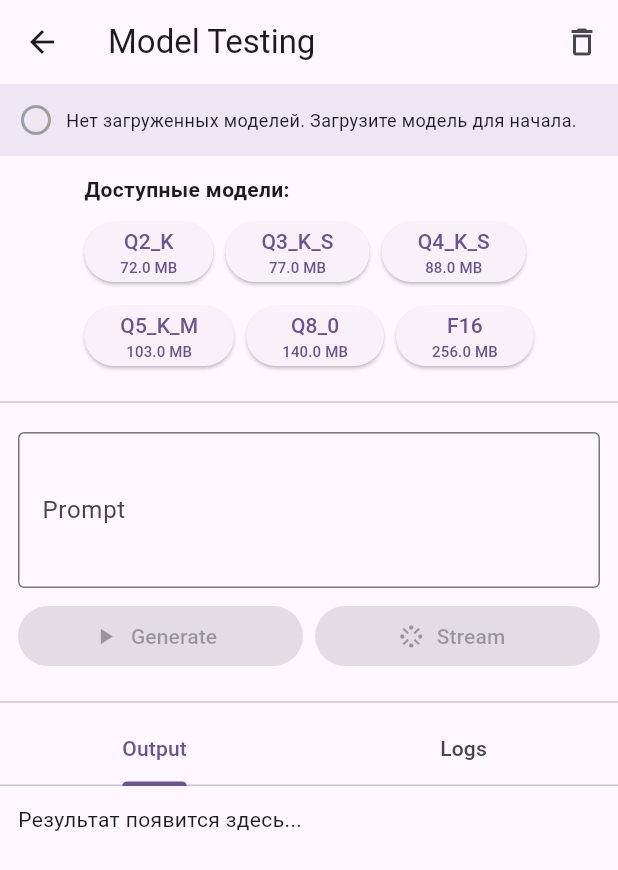
After one commit to libsFlutter/flutter_llama, a Flutter app: the ModelTestScreen screen opened directly, after a tap on the "delete outline" icon, on a phone screen of 412 x 824 dp. The commit adds this screen. Shown: the top 870 px of the screen. Run offline on Flutter 3.47's test engine with Material 3 defaults, Android fonts, the phone set to English and light mode, and no system bars; our stand-ins replace file_picker.

Commit message:
Add ModelTestScreen for testing model loading and generation, enhance model downloader with progress reporting, and update tests for new response structure

```diff
--- /dev/null
+++ b/example/lib/screens/model_test_screen.dart
@@ -0,0 +1,410 @@
+import 'dart:async';
+import 'package:flutter/material.dart';
+import 'package:flutter_llama/flutter_llama.dart';
+import '../utils/model_downloader.dart';
+
+/// Экран для тестирования загрузки и работы с моделями
+class ModelTestScreen extends StatefulWidget {
+  const ModelTestScreen({super.key});
+
+  @override
+  State<ModelTestScreen> createState() => _ModelTestScreenState();
+}
+
+class _ModelTestScreenState extends State<ModelTestScreen> {
+  final FlutterLlama _llama = FlutterLlama.instance;
+  final TextEditingController _promptController = TextEditingController();
+
+  String? _selectedModel;
+  bool _isDownloading = false;
+  bool _isGenerating = false;
+  double _downloadProgress = 0.0;
+  String _output = '';
+  String _statusMessage = 'Выберите модель для начала';
+
+  final List<String> _logs = [];
+
+  @override
+  void initState() {
+    super.initState();
+    _loadAvailableModels();
+  }
+
+  @override
+  void dispose() {
+    _promptController.dispose();
+    super.dispose();
+  }
+
+  Future<void> _loadAvailableModels() async {
+    _addLog('Загрузка списка доступных моделей...');
+    final downloaded = await ModelDownloader.getDownloadedModels();
+    setState(() {
+      _statusMessage = downloaded.isEmpty
+          ? 'Нет загруженных моделей. Загрузите модель для начала.'
+          : 'Найдено ${downloaded.length} загруженных моделей';
+    });
+    _addLog('Найдено ${downloaded.length} загруженных моделей');
+  }
+
+  void _addLog(String message) {
+    final timestamp = DateTime.now().toString().substring(11, 19);
+    setState(() {
+      _logs.add('[$timestamp] $message');
+      if (_logs.length > 50) {
+        _logs.removeAt(0);
+      }
+    });
+  }
+
+  Future<void> _downloadModel(String modelName) async {
+    setState(() {
+      _isDownloading = true;
+      _downloadProgress = 0.0;
+      _statusMessage = 'Загрузка $modelName...';
+    });
+
+    try {
+      _addLog('Начинается загрузка $modelName');
+
+      final modelPath = await ModelDownloader.downloadModel(
+        modelName,
+        onProgress: (progress) {
+          setState(() {
+            _downloadProgress = progress;
+          });
+        },
+      );
+
+      _addLog('Модель загружена: $modelPath');
+
+      setState(() {
+        _selectedModel = modelPath;
+        _statusMessage = 'Модель загружена успешно';
+        _isDownloading = false;
+      });
+
+      // Автоматически загрузить модель
+      await _loadModel();
+    } catch (e) {
+      _addLog('Ошибка загрузки: $e');
+      setState(() {
+        _statusMessage = 'Ошибка загрузки: $e';
+        _isDownloading = false;
+      });
+    }
+  }
+
+  Future<void> _loadModel() async {
+    if (_selectedModel == null) {
+      _addLog('Модель не выбрана');
+      return;
+    }
+
+    try {
+      _addLog('Инициализация модели...');
+      setState(() {
+        _statusMessage = 'Загрузка модели в память...';
+      });
+
+      final config = LlamaConfig(
+        modelPath: _selectedModel!,
+        nThreads: 4,
+        contextSize: 2048,
+        useGpu: true,
+      );
+
+      final success = await _llama.loadModel(config);
+
+      if (success) {
+        _addLog('Модель загружена успешно');
+        final info = await _llama.getModelInfo();
+        _addLog('Информация о модели: $info');
+
+        setState(() {
+          _statusMessage = 'Модель готова к генерации';
+        });
+      } else {
+        _addLog('Не удалось загрузить модель');
+        setState(() {
+          _statusMessage = 'Ошибка загрузки модели';
+        });
+      }
+    } catch (e) {
+      _addLog('Ошибка при загрузке модели: $e');
+      setState(() {
+        _statusMessage = 'Ошибка: $e';
+      });
+    }
+  }
+
+  Future<void> _generate() async {
+    if (!_llama.isModelLoaded) {
+      _addLog('Модель не загружена');
+      ScaffoldMessenger.of(context).showSnackBar(
+        const SnackBar(content: Text('Сначала загрузите модель')),
+      );
+      return;
+    }
+
+    final prompt = _promptController.text.trim();
+    if (prompt.isEmpty) {
+      _addLog('Пустой промпт');
+      return;
+    }
+
+    setState(() {
+      _isGenerating = true;
+      _output = '';
+      _statusMessage = 'Генерация...';
+    });
+
+    try {
+      _addLog('Начало генерации для промпта: "$prompt"');
+
+      final params = GenerationParams(
+        prompt: prompt,
+        maxTokens: 100,
+        temperature: 0.7,
+      );
+
+      final stopwatch = Stopwatch()..start();
+      final response = await _llama.generate(params);
+      stopwatch.stop();
+
+      _addLog('Генерация завершена за ${stopwatch.elapsedMilliseconds}ms');
+      _addLog('Сгенерировано токенов: ${response.tokensGenerated}');
+      _addLog('Скорость: ${response.tokensPerSecond.toStringAsFixed(2)} tok/s');
+
+      setState(() {
+        _output = response.text;
+        _statusMessage = 'Готово (${response.tokensGenerated} токенов, ${stopwatch.elapsedMilliseconds}ms)';
+        _isGenerating = false;
+      });
+    } catch (e) {
+      _addLog('Ошибка генерации: $e');
+      setState(() {
+        _statusMessage = 'Ошибка: $e';
+        _isGenerating = false;
+      });
+    }
+  }
+
+  Future<void> _generateStream() async {
+    if (!_llama.isModelLoaded) {
+      _addLog('Модель не загружена');
+      ScaffoldMessenger.of(context).showSnackBar(
+        const SnackBar(content: Text('Сначала загрузите модель')),
+      );
+      return;
+    }
+
+    final prompt = _promptController.text.trim();
+    if (prompt.isEmpty) {
+      _addLog('Пустой промпт');
+      return;
+    }
+
+    setState(() {
+      _isGenerating = true;
+      _output = '';
+      _statusMessage = 'Streaming генерация...';
+    });
+
+    try {
+      _addLog('Начало streaming генерации для: "$prompt"');
+
+      final params = GenerationParams(
+        prompt: prompt,
+        maxTokens: 100,
+        temperature: 0.7,
+      );
+
+      int tokenCount = 0;
+      final stopwatch = Stopwatch()..start();
+
+      await for (final token in _llama.generateStream(params)) {
+        tokenCount++;
+        setState(() {
+          _output += token;
+        });
+      }
+
+      stopwatch.stop();
+      _addLog('Streaming завершен: $tokenCount токенов за ${stopwatch.elapsedMilliseconds}ms');
+
+      setState(() {
+        _statusMessage = 'Готово ($tokenCount токенов)';
+        _isGenerating = false;
+      });
+    } catch (e) {
+      _addLog('Ошибка streaming: $e (возможно, не реализовано)');
+      setState(() {
+        _statusMessage = 'Streaming недоступен';
+        _isGenerating = false;
+      });
+    }
+  }
+
+  @override
+  Widget build(BuildContext context) {
+    return Scaffold(
+      appBar: AppBar(
+        title: const Text('Model Testing'),
+        actions: [
+          IconButton(
+            icon: const Icon(Icons.delete_outline),
+            onPressed: () async {
+              if (_llama.isModelLoaded) {
+                await _llama.unloadModel();
+                _addLog('Модель выгружена');
+                setState(() {
+                  _statusMessage = 'Модель выгружена';
+                });
+              }
+            },
+          ),
+        ],
+      ),
+      body: Column(
+        children: [
+          // Status bar
+          Container(
+            padding: const EdgeInsets.all(12),
+            color: Theme.of(context).primaryColor.withOpacity(0.1),
+            child: Row(
+              children: [
+                Icon(
+                  _llama.isModelLoaded ? Icons.check_circle : Icons.circle_outlined,
+                  color: _llama.isModelLoaded ? Colors.green : Colors.grey,
+                ),
+                const SizedBox(width: 8),
+                Expanded(
+                  child: Text(
+                    _statusMessage,
+                    style: const TextStyle(fontSize: 12),
+                  ),
+                ),
+              ],
+            ),
+          ),
+
+          // Model selection
+          Padding(
+            padding: const EdgeInsets.all(12),
+            child: Column(
+              crossAxisAlignment: CrossAxisAlignment.start,
+              children: [
+                const Text('Доступные модели:', style: TextStyle(fontWeight: FontWeight.bold)),
+                const SizedBox(height: 8),
+                Wrap(
+                  spacing: 8,
+                  runSpacing: 8,
+                  children: ModelDownloader.modelUrls.keys.map((modelName) {
+                    final info = ModelDownloader.getAvailableModels()[modelName]!;
+                    return ElevatedButton(
+                      onPressed: _isDownloading ? null : () => _downloadModel(modelName),
+                      child: Column(
+                        mainAxisSize: MainAxisSize.min,
+                        children: [
+                          Text(info.quantization),
+                          Text(info.sizeFormatted, style: const TextStyle(fontSize: 10)),
+                        ],
+                      ),
+                    );
+                  }).toList(),
+                ),
+                if (_isDownloading) ...[
+                  const SizedBox(height: 12),
+                  LinearProgressIndicator(value: _downloadProgress),
+                  Text('${(_downloadProgress * 100).toStringAsFixed(1)}%'),
+                ],
+              ],
+            ),
+          ),
+
+          const Divider(),
+
+          // Generation controls
+          Padding(
+            padding: const EdgeInsets.all(12),
+            child: Column(
+              crossAxisAlignment: CrossAxisAlignment.stretch,
+              children: [
+                TextField(
+                  controller: _promptController,
+                  decoration: const InputDecoration(
+                    labelText: 'Prompt',
+                    border: OutlineInputBorder(),
+                  ),
+                  maxLines: 3,
+                ),
+                const SizedBox(height: 8),
+                Row(
+                  children: [
+                    Expanded(
+                      child: ElevatedButton.icon(
+                        onPressed: _isGenerating || !_llama.isModelLoaded ? null : _generate,
+                        icon: const Icon(Icons.play_arrow),
+                        label: const Text('Generate'),
+                      ),
+                    ),
+                    const SizedBox(width: 8),
+                    Expanded(
+                      child: ElevatedButton.icon(
+                        onPressed: _isGenerating || !_llama.isModelLoaded ? null : _generateStream,
+                        icon: const Icon(Icons.stream),
+                        label: const Text('Stream'),
+                      ),
+                    ),
+                  ],
+                ),
+              ],
+            ),
+          ),
+
+          const Divider(),
+
+          // Output
+          Expanded(
+            child: DefaultTabController(
+              length: 2,
+              child: Column(
+                children: [
+                  const TabBar(
+                    tabs: [
+                      Tab(text: 'Output'),
+                      Tab(text: 'Logs'),
+                    ],
+                  ),
+                  Expanded(
+                    child: TabBarView(
+                      children: [
+                        // Output tab
+                        SingleChildScrollView(
+                          padding: const EdgeInsets.all(12),
+                          child: Text(_output.isEmpty ? 'Результат появится здесь...' : _output),
+                        ),
+                        // Logs tab
+                        ListView.builder(
+                          padding: const EdgeInsets.all(8),
+                          itemCount: _logs.length,
+                          itemBuilder: (context, index) {
+                            return Text(
+                              _logs[index],
+                              style: const TextStyle(fontFamily: 'monospace', fontSize: 11),
+                            );
+                          },
+                        ),
+                      ],
+                    ),
+                  ),
+                ],
+              ),
+            ),
+          ),
+        ],
+      ),
+    );
+  }
+}
--- a/example/lib/utils/model_downloader.dart
+++ b/example/lib/utils/model_downloader.dart
@@ -65,6 +65,7 @@ class ModelDownloader {
       // Загружаем файл с отслеживанием прогресса
       final bytes = <int>[];
       int downloaded = 0;
+      int lastReportedMB = 0;
 
       await for (final chunk in response.stream) {
         bytes.addAll(chunk);
@@ -74,7 +75,9 @@ class ModelDownloader {
           final progress = downloaded / contentLength;
           onProgress(progress);
 
-          if (downloaded % (1024 * 1024) == 0 || downloaded == contentLength) {
+          final currentMB = downloaded ~/ (1024 * 1024);
+          if (currentMB > lastReportedMB || downloaded == contentLength) {
+            lastReportedMB = currentMB;
             print('Downloaded: ${_formatBytes(downloaded)} / ${_formatBytes(contentLength)} (${(progress * 100).toStringAsFixed(1)}%)');
           }
         }
```
Also changed, not shown: example/pubspec.lock, 1 other file.
